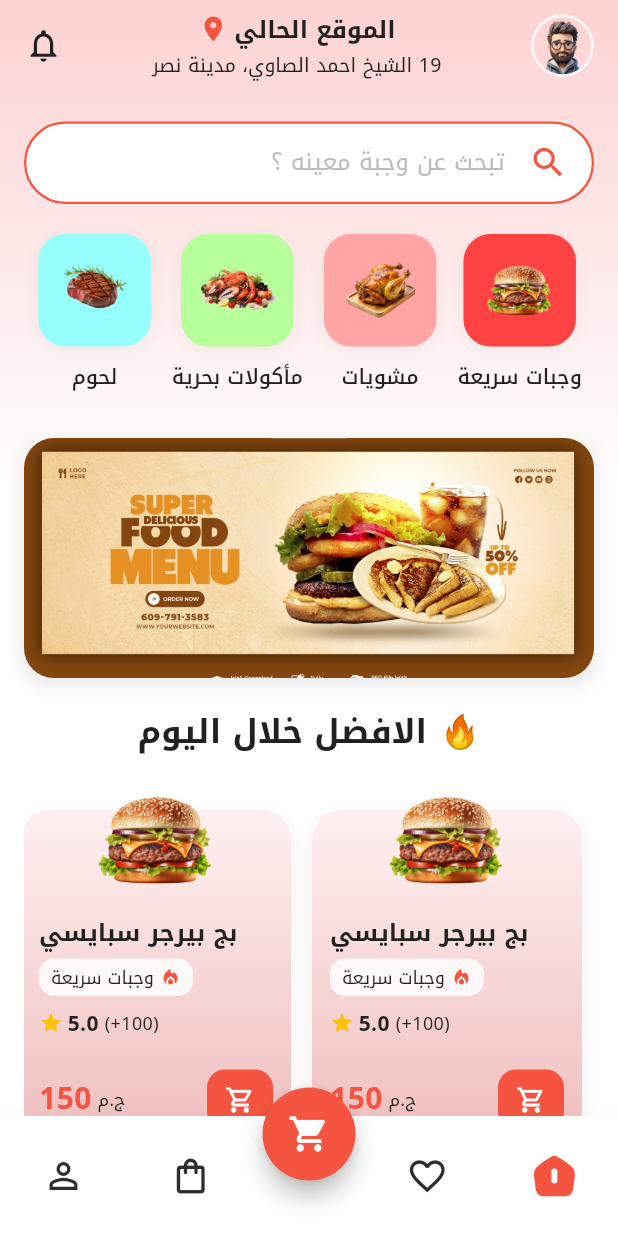
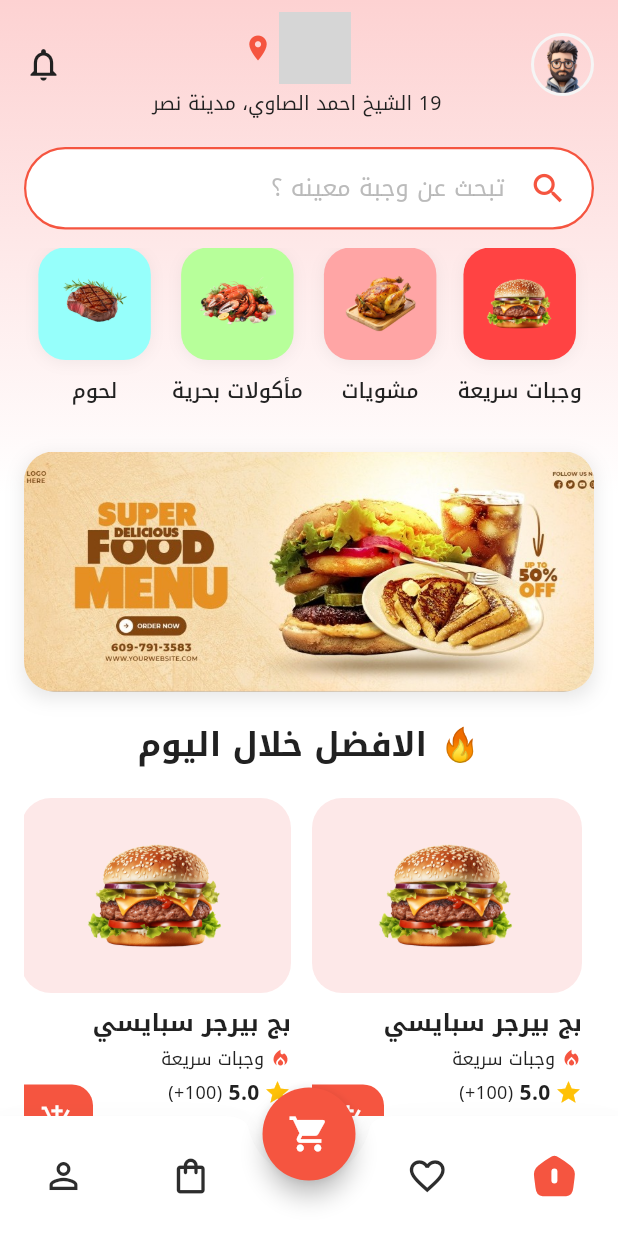
Before and after one commit to Mohamed-MX/Bel-Hana-Flutter-Food-App, a Flutter app: the screen it shows after launch, on a phone screen of 412 x 824 dp. Run offline on Flutter 3.47's test engine with Material 3 defaults, Android fonts, the phone set to English and light mode, and no system bars; statements that could not run were skipped; grey boxes are pictures that could not be loaded.

Commit message:
nav bar + home page changes

```diff
--- a/lib/presentation/home/home_screen.dart
+++ b/lib/presentation/home/home_screen.dart
@@ -31,26 +31,28 @@ class HomeScreen extends StatelessWidget {
         child: SafeArea(
           child: Column(
             children: [
+              // Sticky Header
+              _buildHeader(context),
+
+              // Sticky Search Bar
+              const Padding(
+                padding: EdgeInsets.fromLTRB(16, 8, 16, 0),
+                child: SearchBarWidget(),
+              ),
+
+              const SizedBox(height: 12),
+
               // Scrollable content
               Expanded(
                 child: SingleChildScrollView(
                   child: Column(
                     children: [
-                      // Header Section
-                      _buildHeader(context),
-
                       // Main Content
                       Padding(
                         padding: const EdgeInsets.symmetric(horizontal: 16),
                         child: Column(
                           crossAxisAlignment: CrossAxisAlignment.start,
                           children: [
-                            const SizedBox(height: 16),
-
-                            // Search Bar
-                            const SearchBarWidget(),
-
-                            const SizedBox(height: 20),
 
                             // Categories Section
                             Consumer<HomeViewModel>(
@@ -100,13 +102,13 @@ class HomeScreen extends StatelessWidget {
                               builder: (context, viewModel, child) {
                                 final dishes = viewModel.dishes;
                                 return SizedBox(
-                                  height: 260,
+                                  height: 290,
                                   child: Directionality(
                                     textDirection: TextDirection.rtl,
                                     child: ListView.separated(
                                       scrollDirection: Axis.horizontal,
                                       padding: const EdgeInsets.only(
-                                        top: 25,
+                                        top: 8,
                                         left: 8,
                                         right: 8,
                                         bottom: 10,
@@ -130,6 +132,47 @@ class HomeScreen extends StatelessWidget {
                             ),
 
                             const SizedBox(height: 20),
+
+                            // All Restaurants Section Header
+                            Directionality(
+                              textDirection: TextDirection.rtl,
+                              child: Row(
+                                mainAxisAlignment: MainAxisAlignment.spaceBetween,
+                                children: [
+                                  const Text(
+                                    'جميع المطاعم',
+                                    style: TextStyle(
+                                      fontSize: 22,
+                                      fontWeight: FontWeight.bold,
+                                      color: AppColors.textPrimary,
+                                    ),
+                                  ),
+                                  Row(
+                                    children: [
+                                      Text(
+                                        '2 مطعم',
+                                        style: TextStyle(
+                                          fontSize: 14,
+                                          fontWeight: FontWeight.w600,
+                                          color: AppColors.coral,
+                                        ),
+                                      ),
+                                      const SizedBox(width: 4),
+                                      Text(
+                                        'بالقرب منك',
+                                        style: TextStyle(
+                                          fontSize: 14,
+                                          color: AppColors.textSecondary,
+                                        ),
+                                      ),
+                                    ],
+                                  ),
+                                ],
+                              ),
+                            ),
+
+                            // Extra bottom padding to avoid nav bar overlap
+                            const SizedBox(height: 100),
                           ],
                         ),
                       ),
@@ -195,7 +238,7 @@ class HomeScreen extends StatelessWidget {
                       Row(
                         mainAxisAlignment: MainAxisAlignment.center,
                         children: [
-                          Text(
+                          Text(الاف
                             viewModel.locationTitle,
                             style: const TextStyle(
                               fontSize: 16,
--- a/lib/presentation/home/widgets/dish_card_widget.dart
+++ b/lib/presentation/home/widgets/dish_card_widget.dart
@@ -19,39 +19,54 @@ class DishCardWidget extends StatelessWidget {
   Widget build(BuildContext context) {
     return GestureDetector(
       onTap: onTap,
-      child: Container(
+      child: SizedBox(
         width: 180,
-        height: 230, // Increased from 210 to fix overflow
+        child: Column(
+          mainAxisSize: MainAxisSize.min,
+          children: [
+            // Top: Light pink container with food image inside
+            Container(
+              width: double.infinity,
+              height: 130,
               decoration: BoxDecoration(
-          gradient: LinearGradient(
-            begin: Alignment.topCenter,
-            end: Alignment.bottomCenter,
-            colors: [
-              const Color(0xFFFFF0F0), // Very light pink
-              const Color(0xFFEFBDBD), // Light pink (user's color)
-            ],
+                color: const Color(0xFFFDE8E8),
+                borderRadius: BorderRadius.circular(20),
               ),
+              child: ClipRRect(
                 borderRadius: BorderRadius.circular(20),
-          boxShadow: [
-            BoxShadow(
-              color: Colors.black.withValues(alpha: 0.06),
-              blurRadius: 10,
-              offset: const Offset(0, 4),
+                child: Padding(
+                  padding: const EdgeInsets.all(12),
+                  child: Image.asset(
+                    dish.imageAsset,
+                    fit: BoxFit.contain,
+                    errorBuilder: (context, error, stackTrace) {
+                      return Center(
+                        child: Icon(
+                          Icons.restaurant,
+                          size: 40,
+                          color: AppColors.grey,
                         ),
-          ],
+                      );
+                    },
                   ),
+                ),
+              ),
+            ),
+
+            // Bottom: White area with text content
+            Container(
+              width: double.infinity,
+              padding: const EdgeInsets.fromLTRB(0, 8, 0, 0),
               child: Stack(
                 clipBehavior: Clip.none,
                 children: [
-            // Main content
-            Padding(
-              padding: const EdgeInsets.fromLTRB(12, 70, 12, 12),
-              child: Directionality(
+                  // Text content - right aligned (RTL)
+                  Directionality(
                     textDirection: TextDirection.rtl,
                     child: Column(
-                  crossAxisAlignment: CrossAxisAlignment.end,
+                      crossAxisAlignment: CrossAxisAlignment.start,
                       children: [
-                    // Dish name in Arabic - BIGGER
+                        // Dish name
                         Text(
                           dish.arabicName,
                           style: const TextStyle(
@@ -59,22 +74,12 @@ class DishCardWidget extends StatelessWidget {
                             fontWeight: FontWeight.bold,
                             color: AppColors.textPrimary,
                           ),
-                      textAlign: TextAlign.right,
                           maxLines: 1,
                           overflow: TextOverflow.ellipsis,
                         ),
-                    const SizedBox(height: 6),
-                    // Category tag with fire icon
-                    Container(
-                      padding: const EdgeInsets.symmetric(
-                        horizontal: 8,
-                        vertical: 4,
-                      ),
-                      decoration: BoxDecoration(
-                        color: AppColors.white.withValues(alpha: 0.85),
-                        borderRadius: BorderRadius.circular(10),
-                      ),
-                      child: Row(
+                        const SizedBox(height: 4),
+                        // Category with icon
+                        Row(
                           mainAxisSize: MainAxisSize.min,
                           children: [
                             const Icon(
@@ -92,20 +97,17 @@ class DishCardWidget extends StatelessWidget {
                             ),
                           ],
                         ),
-                    ),
-                    const SizedBox(height: 8),
+                        const SizedBox(height: 4),
                         // Rating row - BIGGER
                         Row(
-                      mainAxisAlignment: MainAxisAlignment.end,
+                          mainAxisSize: MainAxisSize.min,
                           children: [
-                        Text(
-                          '(${dish.reviewCount}+)',
-                          style: const TextStyle(
-                            fontSize: 12, // Larger
-                            color: AppColors.textSecondary,
+                            const Icon(
+                              Icons.star,
+                              size: 18,
+                              color: AppColors.starYellow,
                             ),
-                        ),
-                        const SizedBox(width: 4),
+                            const SizedBox(width: 3),
                             Text(
                               dish.rating.toString(),
                               style: const TextStyle(
@@ -114,42 +116,30 @@ class DishCardWidget extends StatelessWidget {
                                 color: AppColors.textPrimary,
                               ),
                             ),
-                        const SizedBox(width: 3),
-                        const Icon(
-                          Icons.star,
-                          size: 16,
-                          color: AppColors.starYellow,
+                            const SizedBox(width: 4),
+                            Text(
+                              '(${dish.reviewCount}+)',
+                              style: const TextStyle(
+                                fontSize: 12, // Larger
+                                color: AppColors.textSecondary,
+                              ),
                             ),
                           ],
                         ),
-                    const Spacer(),
-                    // Price row with cart button - BIGGER
-                    Row(
-                      mainAxisAlignment: MainAxisAlignment.spaceBetween,
-                      children: [
-                        // Cart button
-                        GestureDetector(
-                          onTap: onAddToCart,
-                          child: Container(
-                            padding: const EdgeInsets.symmetric(
-                              horizontal: 12,
-                              vertical: 10,
-                            ),
-                            decoration: BoxDecoration(
-                              color: AppColors.primary,
-                              borderRadius: BorderRadius.circular(12),
-                            ),
-                            child: const Icon(
-                              Icons.shopping_cart_outlined,
-                              size: 20,
-                              color: AppColors.white,
-                            ),
-                          ),
-                        ),
+                        const SizedBox(height: 4),
                         // Price - BIGGER
                         Row(
                           mainAxisSize: MainAxisSize.min,
                           children: [
+                            Text(
+                              '${dish.price.toInt()}',
+                              style: const TextStyle(
+                                fontSize: 20, // Larger
+                                fontWeight: FontWeight.bold,
+                                color: AppColors.primary,
+                              ),
+                            ),
+                            const SizedBox(width: 4),
                             const Text(
                               'ج.م',
                               style: TextStyle(
@@ -157,50 +147,38 @@ class DishCardWidget extends StatelessWidget {
                                 color: AppColors.textSecondary,
                               ),
                             ),
-                            const SizedBox(width: 4),
-                            Text(
-                              dish.price.toInt().toString(),
-                              style: const TextStyle(
-                                fontSize: 20, // Larger
-                                fontWeight: FontWeight.bold,
-                                color: AppColors.primary,
-                              ),
-                            ),
-                          ],
-                        ),
                           ],
                         ),
                       ],
                     ),
                   ),
+
+                  // Cart button - bottom left, special corner rounding
+                  // Rounded on top-right and bottom-left ONLY
+                  Positioned(
+                    left: 0,
+                    bottom: 0,
+                    child: GestureDetector(
+                      onTap: onAddToCart,
+                      child: Container(
+                        width: 48,
+                        height: 48,
+                        decoration: const BoxDecoration(
+                          color: AppColors.coral,
+                          borderRadius: BorderRadius.only(
+                            topRight: Radius.circular(14),
+                            bottomLeft: Radius.circular(14),
                           ),
-            // Floating food image
-            Positioned(
-              top: -25,
-              left: 0,
-              right: 0,
-              child: Center(
-                child: SizedBox(
-                  width: 90,
-                  height: 90,
-                  child: Image.asset(
-                    dish.imageAsset,
-                    fit: BoxFit.contain,
-                    errorBuilder: (context, error, stackTrace) {
-                      return Container(
-                        decoration: BoxDecoration(
-                          color: AppColors.greyLight,
-                          shape: BoxShape.circle,
                         ),
                         child: const Icon(
-                          Icons.restaurant,
-                          size: 40,
-                          color: AppColors.grey,
-                        ),
-                      );
-                    },
+                          Icons.add_shopping_cart,
+                          size: 22,
+                          color: Colors.white,
                         ),
                       ),
+                    ),
+                  ),
+                ],
               ),
             ),
           ],
```
Also changed, not shown: assets/images/promo_banner.jpg. Lines whose indentation alone changed are shown as unchanged.
